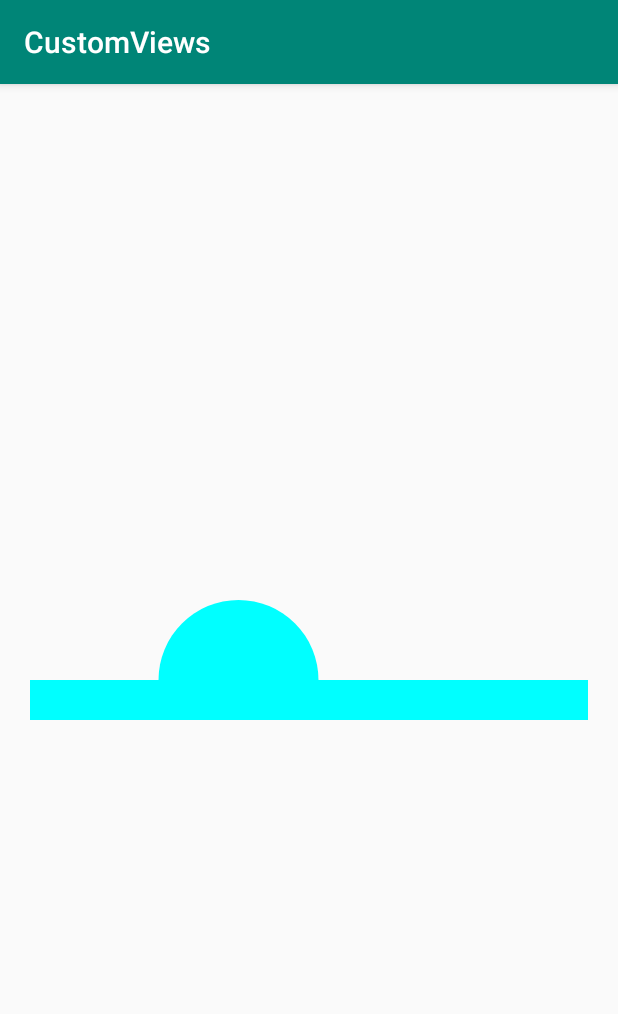
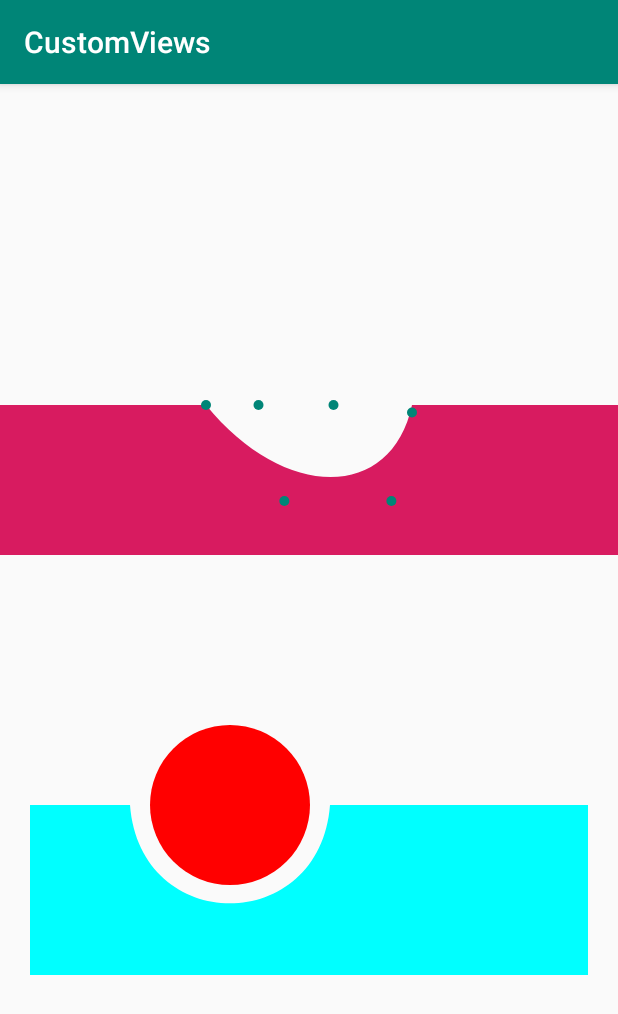
Before and after one commit to vaniakerer/Custom-UI-sketches, an Android app: the MainActivity screen opened directly, with no data from a screen before it, after a tap on "BOTTOM NAV VIEW", on a phone screen of 412 x 824 dp. Shown: the top 1014 px of the screen. Run offline under Robolectric (Android 15) with nearby library versions, the phone set to English and light mode, and no system bars.

Commit message:
Add some sketches for bottom nav

```diff
--- a/app/src/main/java/com/example/ivan/customviews/MainActivity.kt
+++ b/app/src/main/java/com/example/ivan/customviews/MainActivity.kt
@@ -35,7 +35,7 @@ class MainActivity : AppCompatActivity() {
         btnBottomNav.setOnClickListener { openActivity<BottomNavActivity>() }
         btnAnimCheckBox.setOnClickListener { openActivity<AnimCheckBoxActivity>() }
 
-        openActivity<AnimCheckBoxActivity>()
+        openActivity<BottomNavActivity>()
     }
 
     private inline fun <reified T> openActivity() {
--- /dev/null
+++ b/app/src/main/java/com/example/ivan/customviews/bottom_nav/BottomNavV2.kt
@@ -0,0 +1,163 @@
+package com.example.ivan.customviews.bottom_nav
+
+import android.content.Context
+import android.graphics.*
+import android.graphics.Paint.ANTI_ALIAS_FLAG
+import android.util.AttributeSet
+import android.view.View
+import android.view.ViewGroup
+import com.example.ivan.customviews.R
+
+public class BottomNavV2 @JvmOverloads constructor(
+        context: Context,
+        attrs: AttributeSet? = null,
+        defStyleAttr: Int = 0
+) : View(context, attrs, defStyleAttr) {
+
+    companion object {
+        val BIZIER_CURVE_FIRST_POINT_X_COEF = 2 * 0.05F
+        val BIZIER_CURVE_FIRST_POINT_Y_COEF = 4 / 3.05F
+    }
+
+    init {
+        attrs?.let { obtainAttributes(it) }
+        checkObtainedAttributes()
+        initPaints()
+    }
+
+    //provided in attributes
+    private var tabsCount = 0
+    private var selectedTab = 0
+
+    private var tabBarColor: Int = 0
+    private var selectedTabCircleColor: Int = 0
+
+    //calculated
+    private var tabWidth = 0
+    private var selectedTabCircleRadius = 0F
+    private var selectedTabCircleDiametr = 0F
+    private var selectedTabCircleOffset = 0F
+    private var tabBarHeight = 0F
+
+    private var tabBarStartPoint = PointF()
+
+    private lateinit var tabBarPaint: Paint
+    private lateinit var selectedTabCirclePaint: Paint
+
+    private val tabBarPath = Path()
+
+    override fun onDraw(canvas: Canvas?) {
+        canvas?.let {
+            drawTabBar(it)
+            drawSelectedTabCircle(it)
+        }
+    }
+
+    private fun drawTabBar(canvas: Canvas) {
+        val selectedTabStartX = (paddingLeft + selectedTab * tabWidth).toFloat()
+        val selectedTabEndX = (selectedTabStartX + tabWidth)
+
+        val curveStartX = selectedTabStartX + selectedTabCircleRadius - selectedTabCircleOffset
+        val curveEndX = curveStartX + selectedTabCircleRadius + selectedTabCircleOffset * 2
+
+        val tabBarCropCircleRadius = (selectedTabCircleRadius + selectedTabCircleOffset)
+
+        val bizierCurveFirstPoint = PointF()
+        bizierCurveFirstPoint.x = curveStartX + curveStartX * BIZIER_CURVE_FIRST_POINT_X_COEF
+        bizierCurveFirstPoint.y = tabBarCropCircleRadius + tabBarCropCircleRadius * BIZIER_CURVE_FIRST_POINT_Y_COEF
+
+        val bizierCurveSecondPoint = PointF()
+        bizierCurveSecondPoint.x = selectedTabEndX - selectedTabStartX * BIZIER_CURVE_FIRST_POINT_X_COEF
+        bizierCurveSecondPoint.y = tabBarCropCircleRadius + tabBarCropCircleRadius * BIZIER_CURVE_FIRST_POINT_Y_COEF
+
+        tabBarPath.reset()
+        tabBarPath.moveTo(tabBarStartPoint.x, tabBarStartPoint.y)
+        tabBarPath.lineTo(selectedTabStartX, selectedTabCircleRadius)
+        tabBarPath.cubicTo(
+                bizierCurveFirstPoint.x, bizierCurveFirstPoint.y,
+                bizierCurveSecondPoint.x, bizierCurveSecondPoint.y,
+                selectedTabEndX, selectedTabCircleRadius
+        )
+        tabBarPath.lineTo((width - paddingRight).toFloat(), selectedTabCircleRadius)
+        tabBarPath.lineTo((width - paddingRight).toFloat(), height.toFloat())
+        tabBarPath.lineTo(paddingLeft.toFloat(), height.toFloat())
+        tabBarPath.close()
+
+        canvas.drawPath(tabBarPath, tabBarPaint)
+
+        canvas.drawCircle(selectedTabStartX, selectedTabCircleRadius, 5f, selectedTabCirclePaint)
+        canvas.drawCircle(bizierCurveFirstPoint.x, bizierCurveFirstPoint.y, 5f, selectedTabCirclePaint)
+        canvas.drawCircle(bizierCurveSecondPoint.x, bizierCurveSecondPoint.y, 5f, selectedTabCirclePaint)
+        canvas.drawCircle(selectedTabEndX, tabBarCropCircleRadius, 5f, selectedTabCirclePaint)
+
+        canvas.drawCircle(curveStartX, selectedTabCircleRadius, 5f, selectedTabCirclePaint)
+        canvas.drawCircle(curveEndX, selectedTabCircleRadius, 5f, selectedTabCirclePaint)
+    }
+
+    private fun drawSelectedTabCircle(canvas: Canvas) {
+
+    }
+
+    override fun onSizeChanged(w: Int, h: Int, oldw: Int, oldh: Int) {
+        tabWidth = (w - paddingLeft - paddingRight) / tabsCount
+
+        tabBarStartPoint.x = paddingLeft.toFloat()
+        tabBarStartPoint.y = paddingTop + selectedTabCircleRadius
+    }
+
+    override fun onMeasure(widthMeasureSpec: Int, heightMeasureSpec: Int) {
+        val desiredHeight = (selectedTabCircleRadius + tabBarHeight).toInt() + paddingTop + paddingBottom
+
+        setMeasuredDimension(
+                measureSize(MeasureSpec.getSize(widthMeasureSpec), widthMeasureSpec),
+                measureSize(desiredHeight, heightMeasureSpec)
+        )
+    }
+
+    private fun measureSize(desiredSize: Int, measuredSpec: Int): Int {
+        val measureSize = MeasureSpec.getSize(measuredSpec)
+        val measureMode = MeasureSpec.getMode(measuredSpec)
+
+        return when (measureMode) {
+            MeasureSpec.AT_MOST -> measureSize
+            MeasureSpec.EXACTLY -> Math.min(desiredSize, measureSize)
+            MeasureSpec.UNSPECIFIED -> desiredSize
+            else -> measureSize
+        }
+    }
+
+    private fun obtainAttributes(attributeSet: AttributeSet) {
+        val typedArray = context.obtainStyledAttributes(attributeSet, R.styleable.BottomNavV2)
+
+        try {
+            tabsCount = typedArray.getInteger(R.styleable.BottomNavV2_tabs_count, 0)
+            selectedTab = typedArray.getInteger(R.styleable.BottomNavV2_selected_tab, -1)
+            selectedTabCircleRadius = typedArray.getDimension(R.styleable.BottomNavV2_selected_tab_circle_radius, 0F)
+            selectedTabCircleDiametr = selectedTabCircleRadius * 2
+            selectedTabCircleOffset = typedArray.getDimension(R.styleable.BottomNavV2_selected_tab_circle_offset, 0F)
+            tabBarHeight = typedArray.getDimension(R.styleable.BottomNavV2_tab_bar_height, -1F)
+            tabBarColor = typedArray.getColor(R.styleable.BottomNavV2_tab_bar_color, Color.WHITE)
+            selectedTabCircleColor = typedArray.getColor(R.styleable.BottomNavV2_selected_tab_circle_color, Color.WHITE)
+        } finally {
+            typedArray.recycle()
+        }
+    }
+
+    private fun checkObtainedAttributes() {
+        if (tabsCount <= 0) throw IllegalArgumentException("Tabs count must be > 0")
+        if (selectedTab <= 0 || selectedTab >= tabsCount) throw IllegalArgumentException("Incorect tabs cunt value. Tabs count should be > 0 and < ${tabsCount - 1}")
+        if (selectedTabCircleRadius <= 0) throw IllegalArgumentException("Circle radius must be > 0")
+        if (selectedTabCircleOffset <= 0) throw IllegalArgumentException("Circle offset must be > 0")
+        if (tabBarHeight <= 0) throw IllegalArgumentException("Tab bar height must be > 0")
+    }
+
+    private fun initPaints() {
+        tabBarPaint = Paint(ANTI_ALIAS_FLAG)
+        tabBarPaint.style = Paint.Style.FILL //todo make fill and stroke style
+        tabBarPaint.color = tabBarColor
+
+        selectedTabCirclePaint = Paint(ANTI_ALIAS_FLAG)
+        selectedTabCirclePaint.style = Paint.Style.FILL //todo make fill and stroke style
+        selectedTabCirclePaint.color = selectedTabCircleColor
+    }
+}
--- a/app/src/main/java/com/example/ivan/customviews/bottom_nav/BottomNavView.kt
+++ b/app/src/main/java/com/example/ivan/customviews/bottom_nav/BottomNavView.kt
@@ -1,5 +1,6 @@
 package com.example.ivan.customviews.bottom_nav
 
+import android.annotation.SuppressLint
 import android.content.Context
 import android.graphics.*
 import android.util.AttributeSet
@@ -17,7 +18,7 @@ class BottomNavView @JvmOverloads constructor(
     private val navigationPaint = Paint()
     private val navigationPath = Path()
 
-    private val circleRadius = 80f
+    private val circleRadius = 100f
     private val circlePadding = 10f
     private var tabWidth = 0f
 
@@ -32,10 +33,11 @@ class BottomNavView @JvmOverloads constructor(
         navigationPaint.strokeWidth = 3f
         navigationPaint.isAntiAlias = true
 
-        selectedTabCirclePaint.color = Color.CYAN
+        selectedTabCirclePaint.color = Color.RED
         selectedTabCirclePaint.isAntiAlias = true
     }
 
+    @SuppressLint("DrawAllocation")
     override fun onDraw(canvas: Canvas?) {
 
         if (canvas == null) return
@@ -45,21 +47,12 @@ class BottomNavView @JvmOverloads constructor(
         val beziePathStartP1X = selectedTab * tabWidth
 
         navigationPath.moveTo(0f, circleRadius)
-        navigationPath.lineTo(beziePathStartP1X, circleRadius)
+        navigationPath.lineTo(100f, circleRadius)
         navigationPath.cubicTo(
-                beziePathStartP1X + circleRadius - circleRadius / 3, circleRadius,
-                beziePathStartP1X - circlePadding, circleRadius * 2,
-                beziePathStartP1X + tabWidth / 2, circleRadius * 2 + circlePadding
+                100F + circleRadius * 2 * 0.05F, circleRadius + circleRadius * 4 / 3.05F,
+                300F - circleRadius * 2 * 0.05F, circleRadius + circleRadius * 4 / 3.05F,
+                300F, circleRadius
         )
-
-        val beziePathStartP2X = beziePathStartP1X + tabWidth / 2
-
-        navigationPath.cubicTo(
-                beziePathStartP2X + tabWidth / 2 - circlePadding, circleRadius * 2,
-                beziePathStartP2X + tabWidth / 2 - circleRadius + circleRadius / 3, circleRadius,
-                beziePathStartP2X + tabWidth / 2, circleRadius
-        )
-
 
         navigationPath.lineTo(measuredWidth.toFloat(), circleRadius)
         navigationPath.lineTo(measuredWidth.toFloat(), measuredHeight.toFloat())
@@ -68,7 +61,7 @@ class BottomNavView @JvmOverloads constructor(
 
         canvas.drawPath(navigationPath, navigationPaint)
 
-        canvas.drawCircle((selectedTab + 1) * tabWidth - tabWidth / 2, circleRadius, circleRadius, selectedTabCirclePaint)
+        canvas.drawCircle(200f, circleRadius, circleRadius - 20, selectedTabCirclePaint)
     }
 
     override fun onSizeChanged(w: Int, h: Int, oldw: Int, oldh: Int) {
--- a/app/src/main/res/layout/activity_bottom_nav.xml
+++ b/app/src/main/res/layout/activity_bottom_nav.xml
@@ -1,13 +1,28 @@
 <?xml version="1.0" encoding="utf-8"?>
 <LinearLayout xmlns:android="http://schemas.android.com/apk/res/android"
+    xmlns:app="http://schemas.android.com/apk/res-auto"
     android:layout_width="match_parent"
     android:layout_height="match_parent"
     android:gravity="center"
     android:orientation="vertical">
 
+    <com.example.ivan.customviews.bottom_nav.BottomNavV2
+        android:layout_width="match_parent"
+        android:layout_height="200dp"
+        app:selected_tab="1"
+        app:selected_tab_circle_color="@color/colorPrimary"
+        app:selected_tab_circle_offset="5dp"
+        app:selected_tab_circle_radius="40dp"
+        app:tab_bar_color="@color/colorAccent"
+        app:tab_bar_height="100dp"
+        app:tabs_count="3" />
+
     <com.example.ivan.customviews.bottom_nav.BottomNavView
         android:layout_width="match_parent"
-        android:layout_height="80dp"
+        android:layout_height="180dp"
         android:layout_marginLeft="20dp"
+        android:layout_marginTop="100dp"
         android:layout_marginRight="20dp" />
+
+
 </LinearLayout>
--- a/app/src/main/res/values/attrs.xml
+++ b/app/src/main/res/values/attrs.xml
@@ -22,4 +22,14 @@
         <attr name="acb_check_icon_width" format="dimension" />
         <attr name="acb_checked" format="boolean" />
     </declare-styleable>
+
+    <declare-styleable name="BottomNavV2">
+        <attr name="tabs_count" format="integer" />
+        <attr name="selected_tab_circle_radius" format="dimension" />
+        <attr name="selected_tab_circle_offset" format="dimension" />
+        <attr name="selected_tab" format="integer" />
+        <attr name="tab_bar_height" format="dimension" />
+        <attr name="tab_bar_color" format="color" />
+        <attr name="selected_tab_circle_color" format="color" />
+    </declare-styleable>
 </resources>
```
